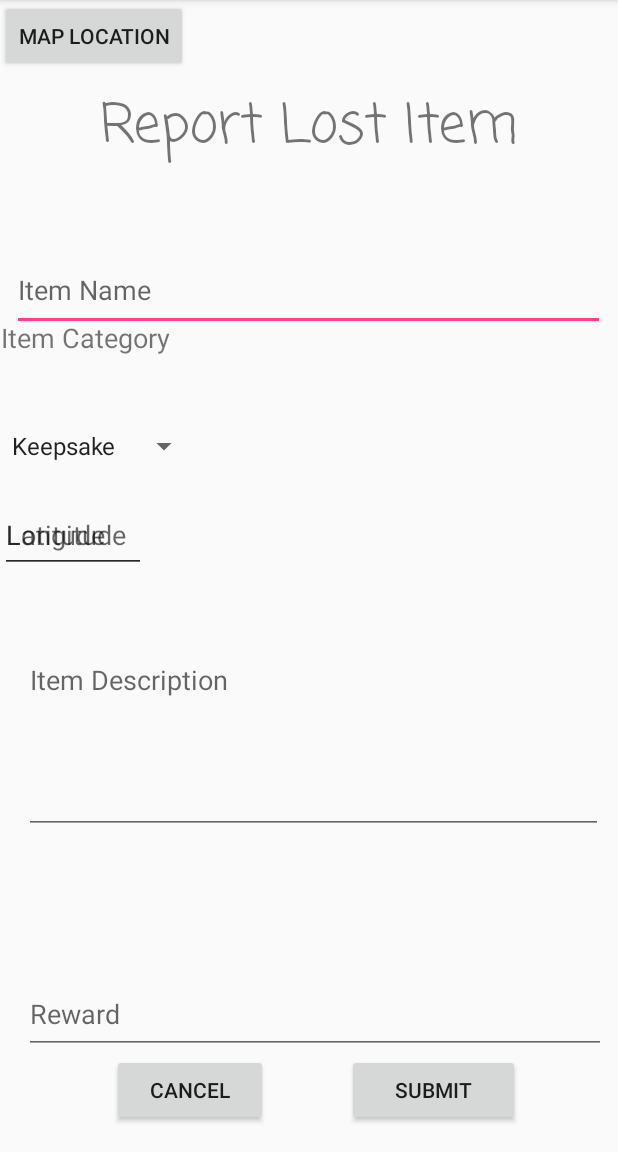
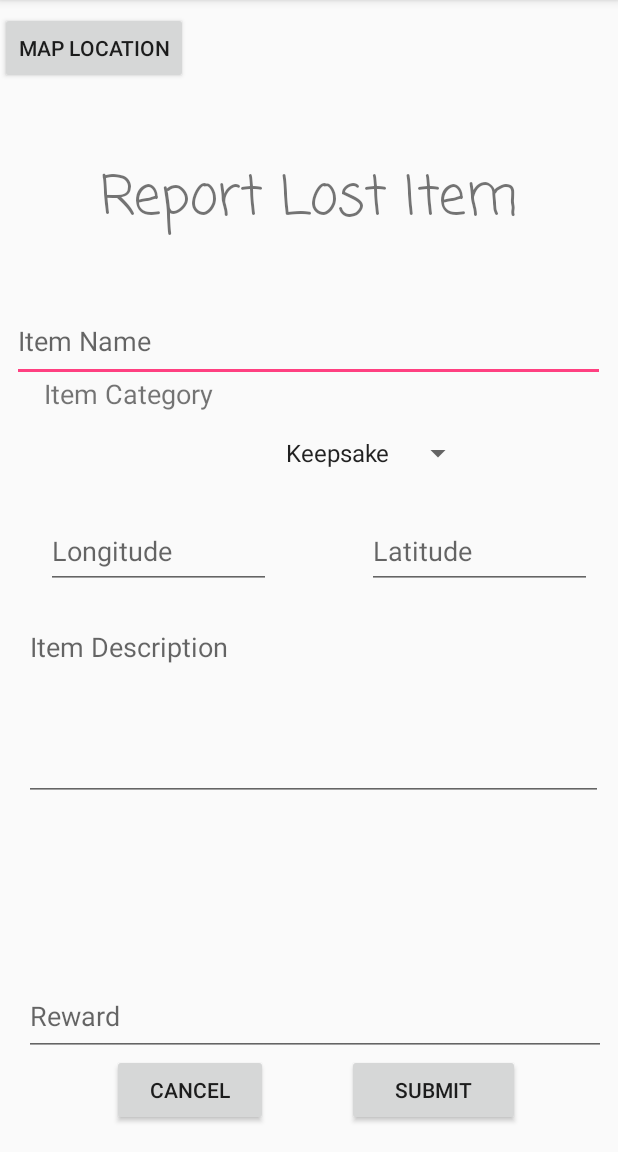
Before and after one commit to drewteachout/WheresMyStuff, an Android app: the ReportLostItemActivity screen opened directly, with no data from a screen before it, on a phone screen of 412 x 824 dp, the part 84-1236 px from its top. Run offline under Robolectric (Android 15) with nearby library versions, the phone set to English and light mode, and no system bars; our stand-ins replace Firebase (no records; nobody signed in at launch, a user with empty details on screens opened directly).

Commit message:
Fixed buggy UI on report lost and report found item.

```diff
--- a/app/src/main/res/layout/activity_found_items.xml
+++ b/app/src/main/res/layout/activity_found_items.xml
@@ -110,7 +110,7 @@
         android:id="@+id/itemReward"
         android:layout_width="0dp"
         android:layout_height="49dp"
-        android:layout_marginBottom="100dp"
+        android:layout_marginBottom="8dp"
         android:layout_marginEnd="8dp"
         android:layout_marginLeft="16dp"
         android:layout_marginRight="8dp"
@@ -125,7 +125,7 @@
         app:layout_constraintLeft_toLeftOf="parent"
         app:layout_constraintRight_toRightOf="parent"
         app:layout_constraintTop_toTopOf="parent"
-        app:layout_constraintVertical_bias="1.0"
+        app:layout_constraintVertical_bias="0.883"
         tools:layout_constraintBottom_creator="1"
         tools:layout_constraintLeft_creator="1" />
 
@@ -143,7 +143,7 @@
         android:hint="Item Description"
         android:inputType="textMultiLine"
         app:layout_constraintBottom_toTopOf="@+id/itemReward"
-        app:layout_constraintHorizontal_bias="0.0"
+        app:layout_constraintHorizontal_bias="0.812"
         app:layout_constraintLeft_toLeftOf="parent"
         app:layout_constraintRight_toRightOf="parent"
         app:layout_constraintTop_toBottomOf="@+id/itemLongitude"
@@ -213,7 +213,7 @@
         app:layout_constraintLeft_toLeftOf="parent"
         app:layout_constraintRight_toRightOf="parent"
         app:layout_constraintTop_toTopOf="parent"
-        app:layout_constraintVertical_bias="0.219"
+        app:layout_constraintVertical_bias="0.188"
         tools:layout_constraintLeft_creator="1"
         tools:layout_constraintRight_creator="1"
         tools:layout_constraintTop_creator="1" />
--- a/app/src/main/res/layout/activity_googlemap_report_item.xml
+++ b/app/src/main/res/layout/activity_googlemap_report_item.xml
@@ -1,11 +1,14 @@
 <?xml version="1.0" encoding="utf-8"?>
 <android.support.constraint.ConstraintLayout
     xmlns:android="http://schemas.android.com/apk/res/android"
+    xmlns:tools="http://schemas.android.com/tools"
     android:layout_width="match_parent"
     android:layout_height="match_parent">
     <FrameLayout xmlns:android="http://schemas.android.com/apk/res/android"
         android:id="@+id/create_report_mapfragment_container"
-        android:layout_width="match_parent"
-        android:layout_height="match_parent" />
+        android:layout_width="368dp"
+        android:layout_height="495dp"
+        tools:layout_editor_absoluteY="8dp"
+        tools:layout_editor_absoluteX="8dp" />
 
 </android.support.constraint.ConstraintLayout>
--- a/app/src/main/res/layout/activity_report_lost_item.xml
+++ b/app/src/main/res/layout/activity_report_lost_item.xml
@@ -25,7 +25,7 @@
         app:layout_constraintLeft_toLeftOf="parent"
         app:layout_constraintRight_toRightOf="parent"
         app:layout_constraintTop_toTopOf="parent"
-        app:layout_constraintVertical_bias="0.071" />
+        app:layout_constraintVertical_bias="0.14" />
 
     <EditText
         android:id="@+id/itemName"
@@ -44,7 +44,7 @@
         app:layout_constraintLeft_toLeftOf="parent"
         app:layout_constraintRight_toRightOf="parent"
         app:layout_constraintTop_toTopOf="parent"
-        app:layout_constraintVertical_bias="0.232"
+        app:layout_constraintVertical_bias="0.28"
         android:layout_marginStart="8dp"
         android:layout_marginEnd="8dp" />
 
@@ -60,14 +60,16 @@
         tools:layout_constraintLeft_creator="1"
         android:layout_marginBottom="26dp"
         app:layout_constraintTop_toTopOf="@+id/textView"
-        app:layout_constraintVertical_bias="1.0"
-        tools:layout_editor_absoluteX="153dp" />
+        app:layout_constraintVertical_bias="0.666"
+        android:layout_marginRight="96dp"
+        app:layout_constraintRight_toRightOf="parent" />
 
     <EditText
         android:id="@+id/itemLongitude"
-        android:layout_width="97dp"
+        android:layout_width="150dp"
         android:layout_height="48dp"
         android:layout_marginBottom="8dp"
+        android:layout_marginRight="8dp"
         android:layout_marginTop="8dp"
         android:ems="10"
         android:gravity="top|left"
@@ -75,13 +77,16 @@
         android:inputType="numberDecimal|numberSigned"
         app:layout_constraintBottom_toBottomOf="parent"
         app:layout_constraintTop_toTopOf="parent"
-        app:layout_constraintVertical_bias="0.463"
+        app:layout_constraintVertical_bias="0.478"
         tools:layout_constraintLeft_creator="1"
-        tools:layout_editor_absoluteX="174dp" />
+        android:layout_marginLeft="8dp"
+        app:layout_constraintLeft_toLeftOf="parent"
+        app:layout_constraintHorizontal_bias="0.091"
+        app:layout_constraintRight_toRightOf="parent" />
 
     <EditText
         android:id="@+id/itemLatitude"
-        android:layout_width="97dp"
+        android:layout_width="150dp"
         android:layout_height="48dp"
         android:layout_marginBottom="8dp"
         android:layout_marginTop="8dp"
@@ -91,15 +96,19 @@
         android:inputType="numberDecimal|numberSigned"
         app:layout_constraintBottom_toBottomOf="parent"
         app:layout_constraintTop_toTopOf="parent"
-        app:layout_constraintVertical_bias="0.463"
+        app:layout_constraintVertical_bias="0.478"
         tools:layout_constraintRight_creator="1"
-        tools:layout_editor_absoluteX="271dp" />
+        android:layout_marginRight="8dp"
+        app:layout_constraintRight_toRightOf="parent"
+        android:layout_marginLeft="8dp"
+        app:layout_constraintLeft_toLeftOf="parent"
+        app:layout_constraintHorizontal_bias="0.963" />
 
     <EditText
         android:id="@+id/itemReward"
         android:layout_width="0dp"
         android:layout_height="49dp"
-        android:layout_marginBottom="65dp"
+        android:layout_marginBottom="64dp"
         android:layout_marginEnd="8dp"
         android:layout_marginLeft="16dp"
         android:layout_marginRight="8dp"
@@ -133,7 +142,7 @@
         app:layout_constraintLeft_toLeftOf="parent"
         app:layout_constraintRight_toRightOf="parent"
         app:layout_constraintTop_toBottomOf="@+id/itemLongitude"
-        app:layout_constraintVertical_bias="0.285"
+        app:layout_constraintVertical_bias="0.0"
         tools:layout_constraintBottom_creator="1"
         tools:layout_constraintLeft_creator="1"
         tools:layout_constraintRight_creator="1"
@@ -192,19 +201,27 @@
         android:textSize="18sp"
         app:layout_constraintBottom_toBottomOf="parent"
         app:layout_constraintTop_toTopOf="parent"
-        app:layout_constraintVertical_bias="0.188"
+        app:layout_constraintVertical_bias="0.246"
         tools:layout_constraintLeft_creator="1"
         tools:layout_constraintRight_creator="1"
         tools:layout_constraintTop_creator="1"
-        tools:layout_editor_absoluteX="30dp" />
+        android:layout_marginLeft="8dp"
+        app:layout_constraintLeft_toLeftOf="parent"
+        android:layout_marginRight="8dp"
+        app:layout_constraintRight_toRightOf="parent"
+        app:layout_constraintHorizontal_bias="0.074" />
 
     <Button
         android:id="@+id/openmapbutton"
         android:layout_width="wrap_content"
         android:layout_height="wrap_content"
         android:text="Map Location"
-        tools:layout_editor_absoluteX="16dp"
-        tools:layout_editor_absoluteY="215dp" />
+        tools:layout_editor_absoluteX="8dp"
+        app:layout_constraintTop_toTopOf="parent"
+        android:layout_marginTop="8dp"
+        app:layout_constraintBottom_toBottomOf="parent"
+        android:layout_marginBottom="8dp"
+        app:layout_constraintVertical_bias="0.0" />
 
 
 </android.support.constraint.ConstraintLayout>
```
